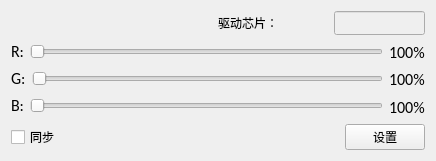
The window that src/Advancedsetting/Advancedsetting/currentgain.ui (liyangfamily/TestActions) describes before a commit, drawn with Qt 5.
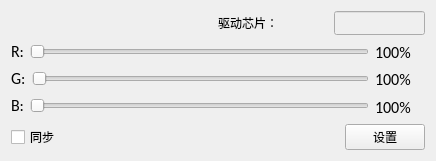
The same window after the commit.

The edit to the form file:
```diff
--- a/src/Advancedsetting/Advancedsetting/currentgain.ui
+++ b/src/Advancedsetting/Advancedsetting/currentgain.ui
@@ -77,6 +77,12 @@
            </item>
            <item>
             <widget class="QSlider" name="CurrentGainRSlider">
+             <property name="maximumSize">
+              <size>
+               <width>16777215</width>
+               <height>16777215</height>
+              </size>
+             </property>
              <property name="orientation">
               <enum>Qt::Horizontal</enum>
              </property>
@@ -101,6 +107,12 @@
            </item>
            <item>
             <widget class="QSlider" name="CurrentGainGSlider">
+             <property name="maximumSize">
+              <size>
+               <width>16777215</width>
+               <height>16777215</height>
+              </size>
+             </property>
              <property name="orientation">
               <enum>Qt::Horizontal</enum>
              </property>
@@ -125,6 +137,12 @@
            </item>
            <item>
             <widget class="QSlider" name="CurrentGainBSlider">
+             <property name="maximumSize">
+              <size>
+               <width>16777215</width>
+               <height>16777215</height>
+              </size>
+             </property>
              <property name="orientation">
               <enum>Qt::Horizontal</enum>
              </property>
@@ -138,6 +156,12 @@
         <layout class="QVBoxLayout" name="verticalLayout_2">
          <item>
           <widget class="QLabel" name="ValueRlabel">
+           <property name="minimumSize">
+            <size>
+             <width>50</width>
+             <height>0</height>
+            </size>
+           </property>
            <property name="font">
             <font>
              <family>Calibri</family>
@@ -151,6 +175,12 @@
          </item>
          <item>
           <widget class="QLabel" name="ValueGlabel">
+           <property name="minimumSize">
+            <size>
+             <width>50</width>
+             <height>0</height>
+            </size>
+           </property>
            <property name="font">
             <font>
              <family>Calibri</family>
@@ -164,6 +194,12 @@
          </item>
          <item>
           <widget class="QLabel" name="ValueBlabel">
+           <property name="minimumSize">
+            <size>
+             <width>50</width>
+             <height>0</height>
+            </size>
+           </property>
            <property name="font">
             <font>
              <family>Calibri</family>
```
Left out of the diff: 14 changed lines with no effect on the pictures.
